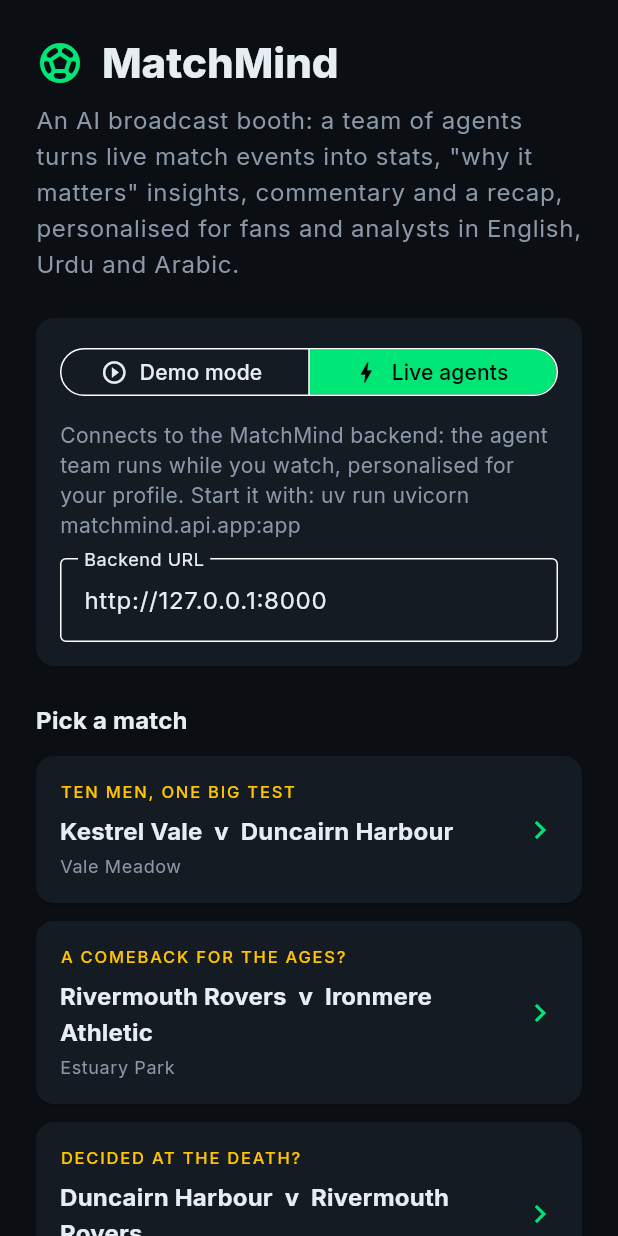
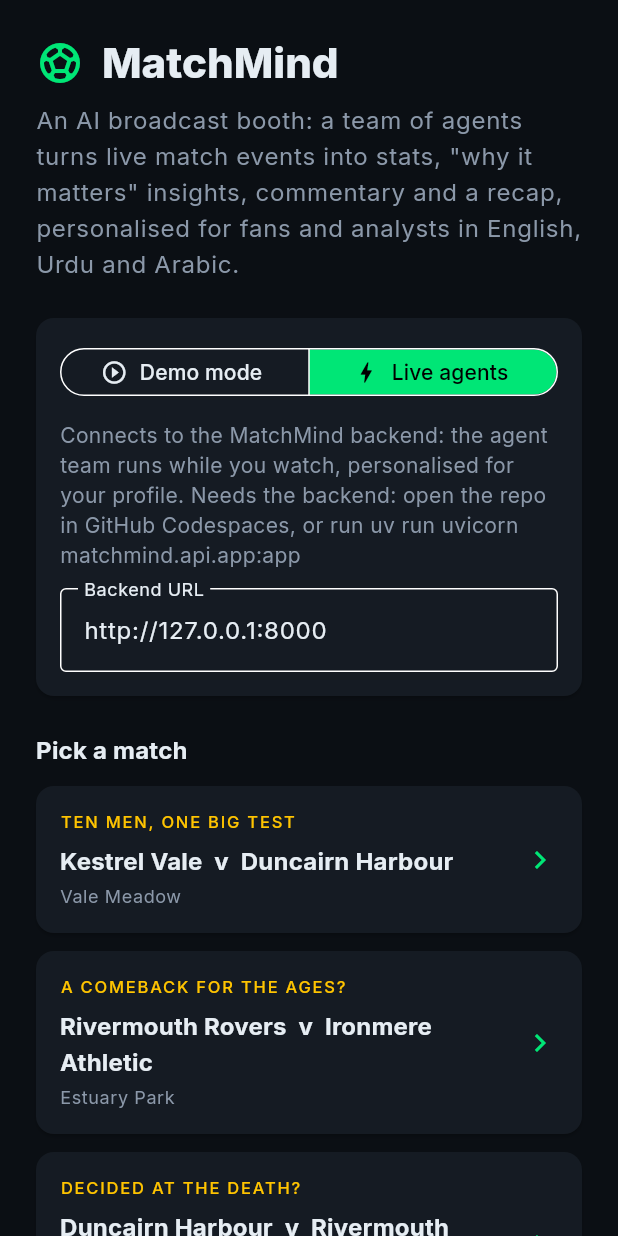
Before and after one commit to ALISAEED-1/matchmind, a Flutter app: the screen it shows after launch, on a phone screen of 412 x 824 dp. Run offline on Flutter 3.47's test engine with Material 3 defaults, Android fonts, the phone set to English and light mode, and no system bars; our stand-ins replace fl_chart, google_fonts.

Commit message:
fix(web): friendly live-mode error with a "watch the demo" button
On GitHub Pages there is no backend, so choosing Live agents ended on a raw
WebSocket exception. Explain that live needs Codespaces or a local backend and
offer the demo replay of the same match.

Co-Authored-By: Claude Opus 5.5 <noreply@anthropic.com>

```diff
--- a/frontend/lib/controller.dart
+++ b/frontend/lib/controller.dart
@@ -399,7 +399,10 @@ class MatchController extends ChangeNotifier {
     _sub = _live!.connect().listen(
       _onLiveMessage,
       onError: (Object e) {
-        error = 'Live connection failed: $e. Is the backend running at $liveBaseUrl?';
+        error =
+            'Live agents need the MatchMind backend, and none is answering at $liveBaseUrl.\n\n'
+            'Open the repo in GitHub Codespaces, or run it locally with: '
+            'uv run uvicorn matchmind.api.app:app';
         notifyListeners();
       },
     );
--- a/frontend/lib/ui/home_page.dart
+++ b/frontend/lib/ui/home_page.dart
@@ -167,7 +167,8 @@ class _ModeCard extends StatelessWidget {
             Text(
               live
                   ? 'Connects to the MatchMind backend: the agent team runs while you watch, '
-                        'personalised for your profile. Start it with: uv run uvicorn matchmind.api.app:app'
+                        'personalised for your profile. Needs the backend: open the repo in GitHub Codespaces, '
+                        'or run uv run uvicorn matchmind.api.app:app'
                   : 'Replays cards the agent team already produced. No backend, keys or quota needed.',
               style: t.bodyMedium?.copyWith(color: MM.muted),
             ),
```
Also changed, not shown: frontend/lib/ui/match_page.dart (+21 -1 lines).
